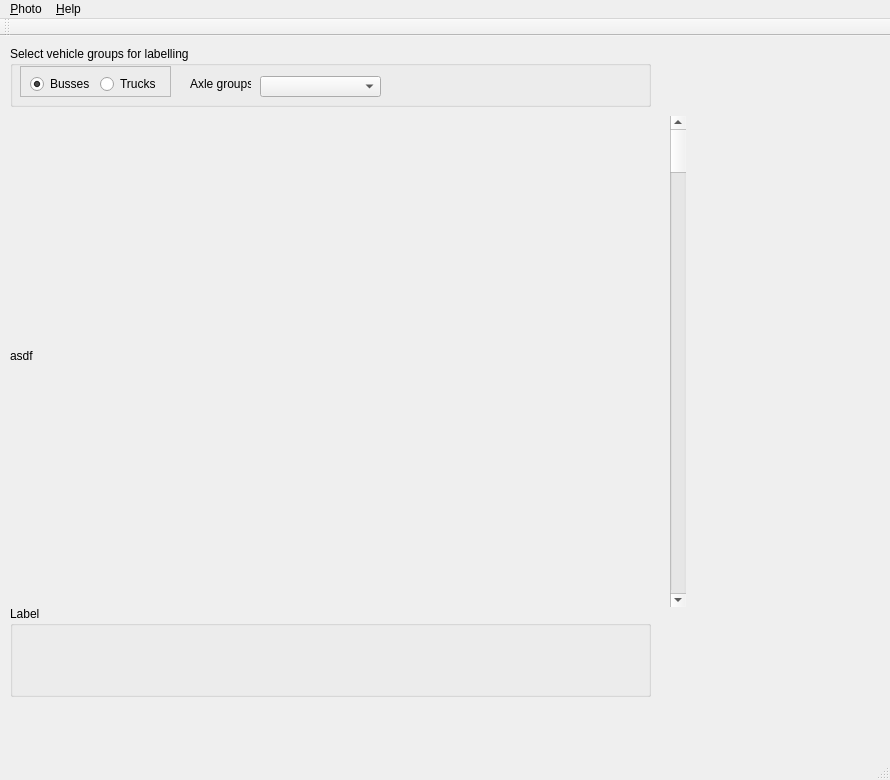
JanKalin/BrAId, file ui/main_window.ui: the form before one commit.
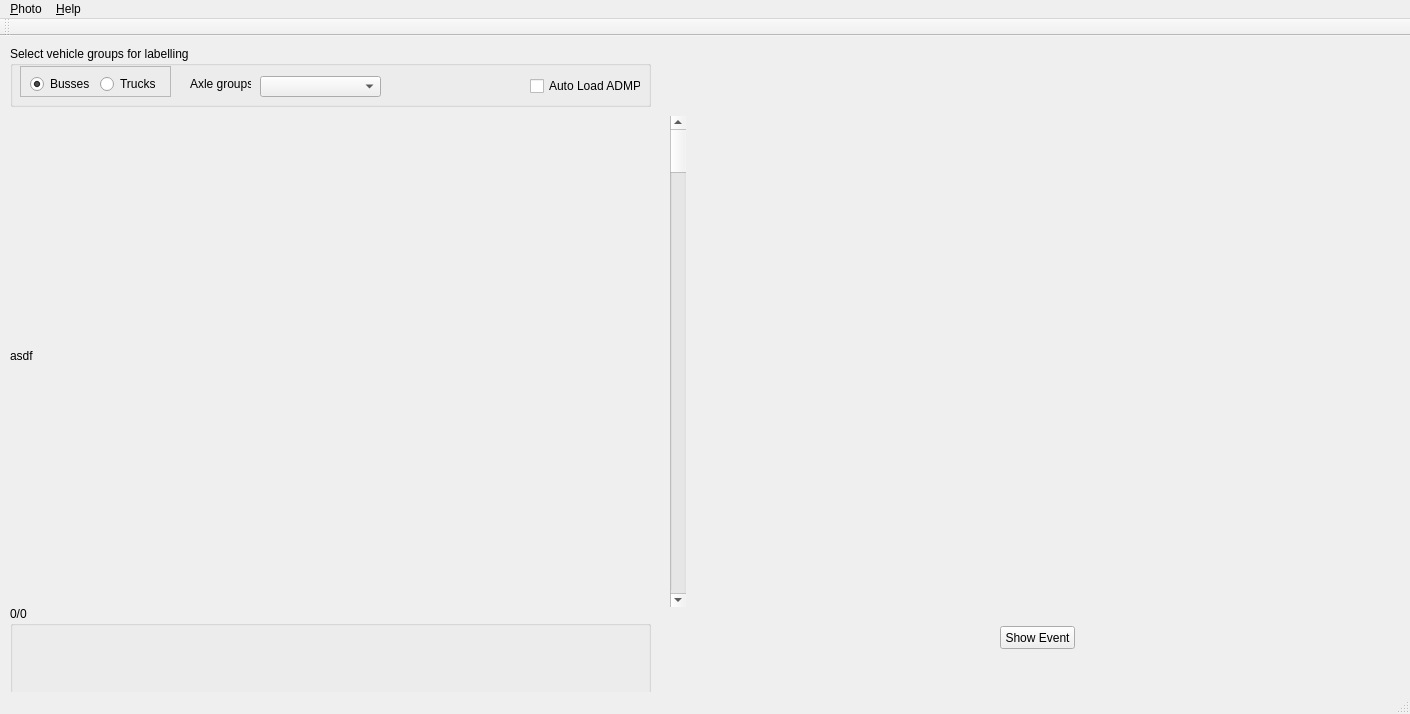
The form after the commit.

```diff
--- a/ui/main_window.ui
+++ b/ui/main_window.ui
@@ -6,8 +6,8 @@
    <rect>
     <x>0</x>
     <y>0</y>
-    <width>890</width>
-    <height>780</height>
+    <width>1410</width>
+    <height>714</height>
    </rect>
   </property>
   <property name="windowTitle">
@@ -24,7 +24,7 @@
      </rect>
     </property>
     <property name="title">
-     <string>Label</string>
+     <string>0/0</string>
     </property>
    </widget>
    <widget class="QGroupBox" name="groupboxSelect">
@@ -107,6 +107,19 @@
       </rect>
      </property>
     </widget>
+    <widget class="QCheckBox" name="chkAutoLoadADMPs">
+     <property name="geometry">
+      <rect>
+       <x>520</x>
+       <y>30</y>
+       <width>111</width>
+       <height>20</height>
+      </rect>
+     </property>
+     <property name="text">
+      <string>Auto Load ADMPs</string>
+     </property>
+    </widget>
    </widget>
    <widget class="QLabel" name="lblPhoto">
     <property name="geometry">
@@ -134,6 +147,30 @@
      <enum>Qt::Vertical</enum>
     </property>
    </widget>
+   <widget class="QWidget" name="verticalLayoutWidget">
+    <property name="geometry">
+     <rect>
+      <x>700</x>
+      <y>70</y>
+      <width>701</width>
+      <height>501</height>
+     </rect>
+    </property>
+    <layout class="QVBoxLayout" name="layoutGraph"/>
+   </widget>
+   <widget class="QPushButton" name="btnLoadEvent">
+    <property name="geometry">
+     <rect>
+      <x>1000</x>
+      <y>590</y>
+      <width>75</width>
+      <height>23</height>
+     </rect>
+    </property>
+    <property name="text">
+     <string>Show Event</string>
+    </property>
+   </widget>
   </widget>
   <widget class="QStatusBar" name="statusbar"/>
   <widget class="QMenuBar" name="menuBar">
@@ -141,7 +178,7 @@
     <rect>
      <x>0</x>
      <y>0</y>
-     <width>890</width>
+     <width>1410</width>
      <height>21</height>
     </rect>
    </property>
```
Left out of the diff: 18 changed lines with no effect on the pictures.
